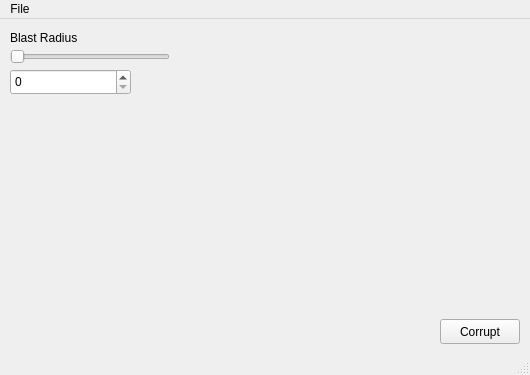
First picture: the form in mainwindow.ui, repository Modnark/Qorruptor-Satellite, before the edit.
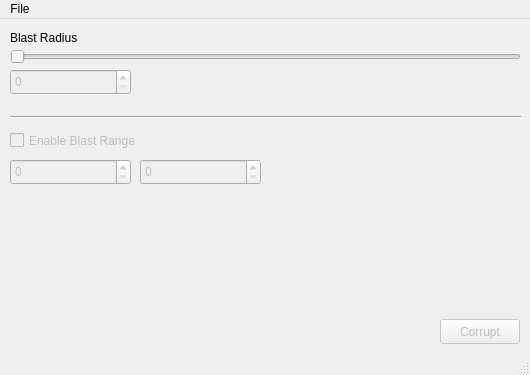
Second picture: the form after the edit.

Commit message: added blast range feature

```diff
--- a/mainwindow.ui
+++ b/mainwindow.ui
@@ -15,11 +15,14 @@
   </property>
   <widget class="QWidget" name="centralwidget">
    <widget class="QSlider" name="BlastRadiusSlider">
+    <property name="enabled">
+     <bool>false</bool>
+    </property>
     <property name="geometry">
      <rect>
       <x>10</x>
       <y>30</y>
-      <width>160</width>
+      <width>511</width>
       <height>16</height>
      </rect>
     </property>
@@ -41,6 +44,9 @@
     </property>
    </widget>
    <widget class="QSpinBox" name="BlastRadiusNumberBox">
+    <property name="enabled">
+     <bool>false</bool>
+    </property>
     <property name="geometry">
      <rect>
       <x>10</x>
@@ -51,6 +57,9 @@
     </property>
    </widget>
    <widget class="QPushButton" name="corruptButton">
+    <property name="enabled">
+     <bool>false</bool>
+    </property>
     <property name="geometry">
      <rect>
       <x>440</x>
@@ -63,6 +72,61 @@
      <string>Corrupt</string>
     </property>
    </widget>
+   <widget class="Line" name="line">
+    <property name="geometry">
+     <rect>
+      <x>10</x>
+      <y>90</y>
+      <width>511</width>
+      <height>16</height>
+     </rect>
+    </property>
+    <property name="orientation">
+     <enum>Qt::Horizontal</enum>
+    </property>
+   </widget>
+   <widget class="QCheckBox" name="BlastRangeEnabled">
+    <property name="enabled">
+     <bool>false</bool>
+    </property>
+    <property name="geometry">
+     <rect>
+      <x>10</x>
+      <y>110</y>
+      <width>251</width>
+      <height>23</height>
+     </rect>
+    </property>
+    <property name="text">
+     <string>Enable Blast Range</string>
+    </property>
+   </widget>
+   <widget class="QSpinBox" name="AddressRangeStart">
+    <property name="enabled">
+     <bool>false</bool>
+    </property>
+    <property name="geometry">
+     <rect>
+      <x>10</x>
+      <y>140</y>
+      <width>121</width>
+      <height>26</height>
+     </rect>
+    </property>
+   </widget>
+   <widget class="QSpinBox" name="AddressRangeEnd">
+    <property name="enabled">
+     <bool>false</bool>
+    </property>
+    <property name="geometry">
+     <rect>
+      <x>140</x>
+      <y>140</y>
+      <width>121</width>
+      <height>26</height>
+     </rect>
+    </property>
+   </widget>
   </widget>
   <widget class="QMenuBar" name="menuBar">
    <property name="geometry">
```
Left out of the diff: 3 changed lines with no effect on the pictures. The commit also changes 3 other files.
